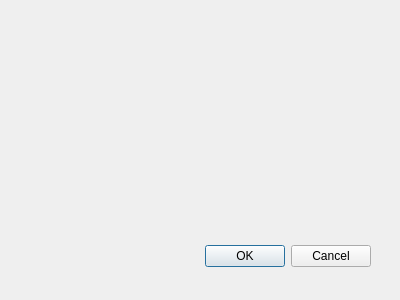
The window that desktop/src/qt/forms/sendmfatransactiondialog.ui (blujay2013/eecs588-pjct) describes before a commit, drawn with Qt 5.
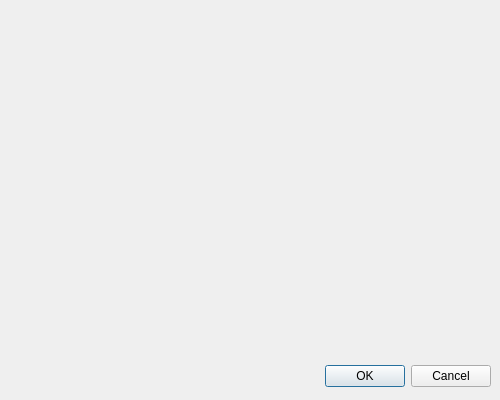
The same window after the commit.

Commit message: Fixed size of qr code box in mfa transaction dialog ui file

Diff of the .ui file:
```diff
--- a/desktop/src/qt/forms/sendmfatransactiondialog.ui
+++ b/desktop/src/qt/forms/sendmfatransactiondialog.ui
@@ -6,8 +6,8 @@
    <rect>
     <x>0</x>
     <y>0</y>
-    <width>400</width>
-    <height>300</height>
+    <width>500</width>
+    <height>400</height>
    </rect>
   </property>
   <property name="windowTitle">
@@ -16,8 +16,8 @@
   <widget class="QDialogButtonBox" name="buttonBox">
    <property name="geometry">
     <rect>
-     <x>30</x>
-     <y>240</y>
+     <x>150</x>
+     <y>360</y>
      <width>341</width>
      <height>32</height>
     </rect>
@@ -34,8 +34,8 @@
     <rect>
      <x>20</x>
      <y>10</y>
-     <width>341</width>
-     <height>211</height>
+     <width>300</width>
+     <height>300</height>
     </rect>
    </property>
    <property name="text">
```
